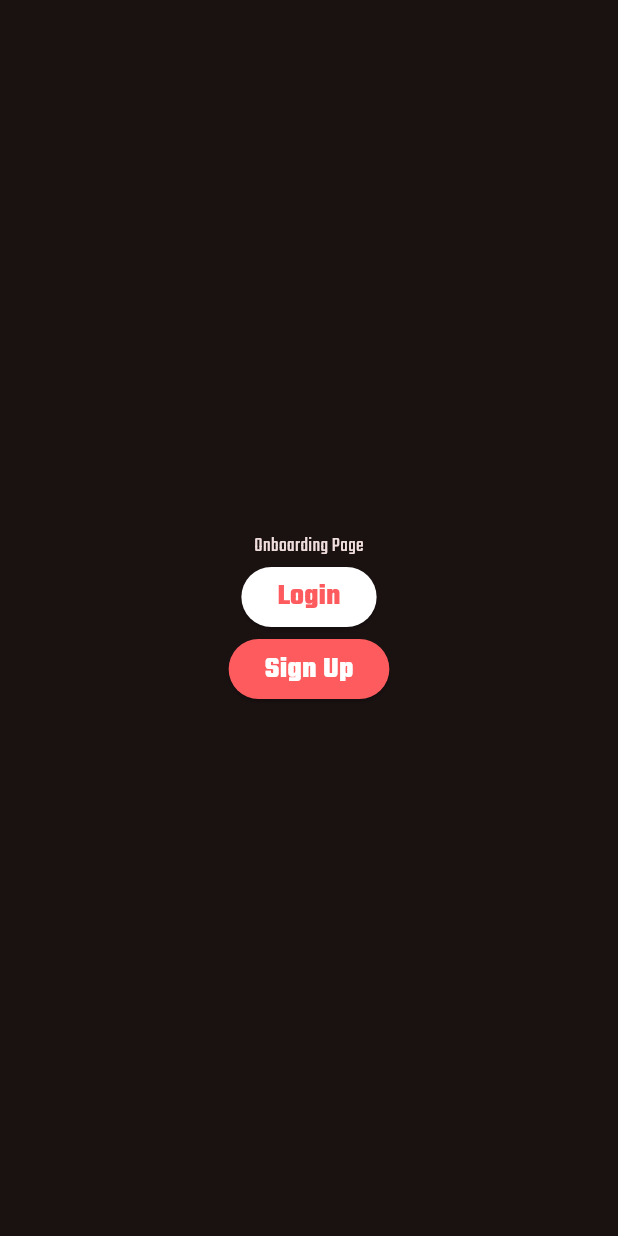
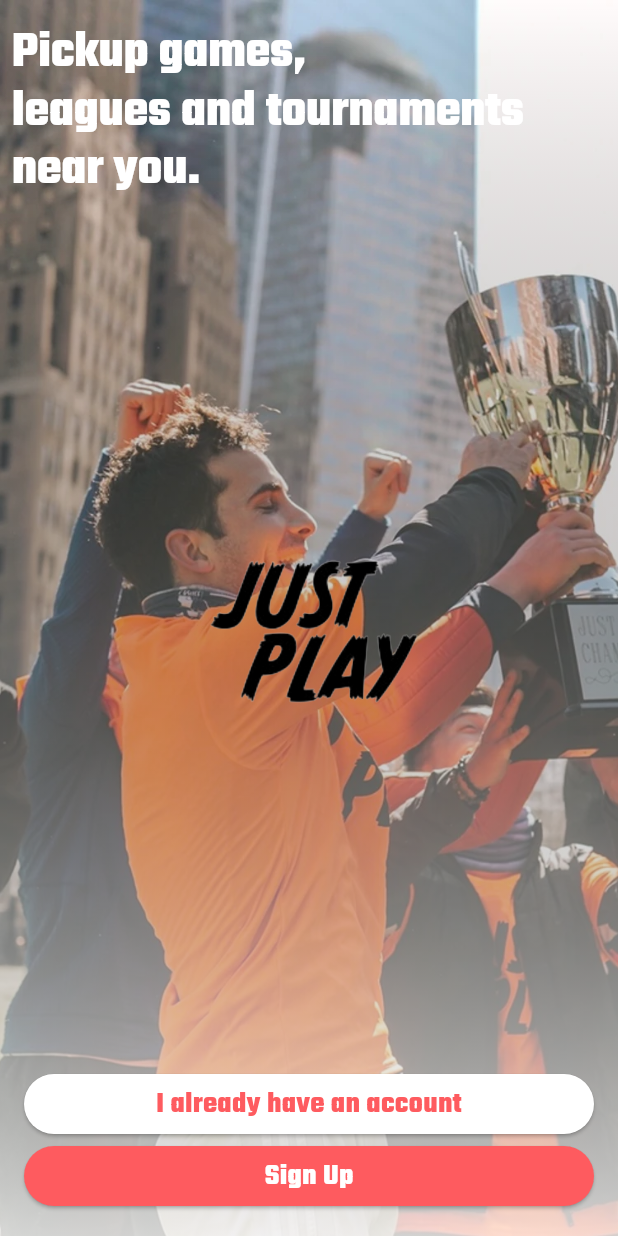
Before and after one commit to marcmacias96/just-play-technical-test, a Flutter app: the screen it shows after launch, on a phone screen of 412 x 824 dp. Run offline on Flutter 3.47's test engine with Material 2 defaults, Android fonts, the phone set to English and light mode, and no system bars; our stand-ins replace bloc, dartz, firebase_auth, firebase_core, flutter_bloc, freezed_annotation and 6 more; missing offline and left inert: reactive_forms_annotations; accounts and stored records are empty.

Commit message:
Onboarding UI

```diff
--- a/lib/features/onboarding/onboarding_page.dart
+++ b/lib/features/onboarding/onboarding_page.dart
@@ -1,6 +1,8 @@
 import 'package:flutter/material.dart';
 import 'package:go_router/go_router.dart';
+import 'package:just_play/assets/assets.dart';
 import 'package:just_play/features/auth_form/auth_form.dart';
+import 'package:just_play/theme/padding.dart';
 import 'package:just_play/widgets/widgets.dart';
 
 class OnboardingPage extends StatelessWidget {
@@ -10,34 +12,84 @@
 
   @override
   Widget build(BuildContext context) {
+    final theme = Theme.of(context);
     return Scaffold(
-      body: Center(
+      body: Container(
+        decoration: const BoxDecoration(
+          image: DecorationImage(
+            image: AssetImage(Images.cover),
+            fit: BoxFit.cover,
+          ),
+        ),
+        child: Container(
+          decoration: BoxDecoration(
+            gradient: LinearGradient(
+              colors: [
+                Colors.transparent,
+                Colors.white.withOpacity(0.8),
+              ],
+              begin: Alignment.topCenter,
+              stops: const [0.0, 1],
+              end: Alignment.bottomCenter,
+            ),
+          ),
+          child: SafeArea(
+            child: Center(
+              child: Padding(
+                padding: const EdgeInsets.symmetric(
+                  horizontal: ThemePadding.medium,
+                  vertical: ThemePadding.large,
+                ),
                 child: Column(
-          mainAxisAlignment: MainAxisAlignment.center,
+                  mainAxisAlignment: MainAxisAlignment.spaceBetween,
+                  crossAxisAlignment: CrossAxisAlignment.start,
                   children: [
-            const Text(
-              'Onboarding Page',
+                    Text(
+                      'Pickup games,\nleagues and tournaments near you.',
+                      style: theme.textTheme.displayLarge!.copyWith(
+                        color: Colors.white,
                       ),
-            ElevatedButton(
+                    ),
+                    Align(
+                      child: Image.asset(
+                        Images.icon,
+                        width: 200,
+                        height: 200,
+                      ),
+                    ),
+                    Column(
+                      children: [
+                        CustomElevatedButton(
+                          mainAxisSize: MainAxisSize.max,
+                          isSecondary: true,
                           onPressed: () {
                             context.pushNamed(
                               AuthFormPage.routeName,
-                  extra: const AuthFormArgs(type: AuthFormType.login),
+                              extra:
+                                  const AuthFormArgs(type: AuthFormType.login),
                             );
                           },
-              child: const Text('Login'),
+                          text: 'I already have an account',
                         ),
                         CustomElevatedButton(
+                          mainAxisSize: MainAxisSize.max,
                           onPressed: () {
                             context.pushNamed(
                               AuthFormPage.routeName,
-                  extra: const AuthFormArgs(type: AuthFormType.signUp),
+                              extra:
+                                  const AuthFormArgs(type: AuthFormType.signUp),
                             );
                           },
                           text: 'Sign Up',
                         ),
                       ],
                     ),
+                  ],
+                ),
+              ),
+            ),
+          ),
+        ),
       ),
     );
   }
--- a/lib/theme/app_theme.dart
+++ b/lib/theme/app_theme.dart
@@ -6,7 +6,6 @@
         useMaterial3: true,
         colorScheme: ColorScheme.fromSeed(
           seedColor: const Color(0xFFFE5B5F),
-          brightness: Brightness.dark,
         ),
         elevatedButtonTheme: ElevatedButtonThemeData(
           style: ButtonStyle(
@@ -26,8 +25,12 @@
         ),
         textTheme: TextTheme(
           displayLarge: GoogleFonts.teko(
-            fontSize: 30,
-            fontStyle: FontStyle.normal,
+            fontSize: 35,
+            fontWeight: FontWeight.bold,
+          ),
+          titleLarge: GoogleFonts.teko(
+            fontSize: 25,
+            fontWeight: FontWeight.w700,
           ),
           titleMedium: GoogleFonts.teko(
             fontSize: 20,
```
Lines whose indentation alone changed are shown as unchanged.
